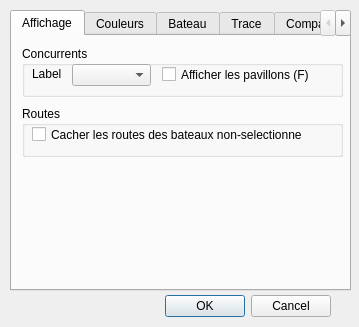
Old version of the form src/Ui/paramVLM.ui in the repository nohal/qtVlm.
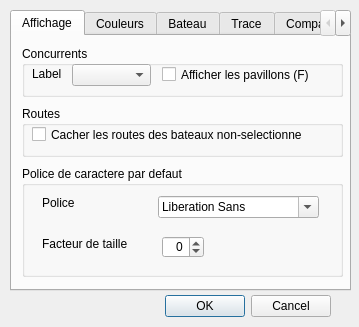
New version of the form. Icons and pictures are not drawn.

Commit message: add font parameter everywhere

```diff
--- a/src/Ui/paramVLM.ui
+++ b/src/Ui/paramVLM.ui
@@ -124,6 +124,74 @@
       </property>
      </widget>
     </widget>
+    <widget class="QGroupBox" name="groupBox_3">
+     <property name="geometry">
+      <rect>
+       <x>10</x>
+       <y>130</y>
+       <width>321</width>
+       <height>111</height>
+      </rect>
+     </property>
+     <property name="title">
+      <string>Police de caractere par defaut</string>
+     </property>
+     <widget class="QLabel" name="label_5">
+      <property name="geometry">
+       <rect>
+        <x>20</x>
+        <y>30</y>
+        <width>46</width>
+        <height>13</height>
+       </rect>
+      </property>
+      <property name="text">
+       <string>Police</string>
+      </property>
+     </widget>
+     <widget class="QLabel" name="label_19">
+      <property name="geometry">
+       <rect>
+        <x>20</x>
+        <y>70</y>
+        <width>91</width>
+        <height>16</height>
+       </rect>
+      </property>
+      <property name="text">
+       <string>Facteur de taille</string>
+      </property>
+     </widget>
+     <widget class="QFontComboBox" name="defFontName">
+      <property name="geometry">
+       <rect>
+        <x>136</x>
+        <y>30</y>
+        <width>161</width>
+        <height>22</height>
+       </rect>
+      </property>
+     </widget>
+     <widget class="QSpinBox" name="defFontSize">
+      <property name="geometry">
+       <rect>
+        <x>140</x>
+        <y>70</y>
+        <width>42</width>
+        <height>22</height>
+       </rect>
+      </property>
+      <property name="alignment">
+       <set>Qt::AlignRight|Qt::AlignTrailing|Qt::AlignVCenter</set>
+      </property>
+      <property name="minimum">
+       <number>-20</number>
+      </property>
+      <property name="maximum">
+       <number>20</number>
+      </property>
+     </widget>
+    </widget>
    </widget>
    <widget class="QWidget" name="tab_2">
     <attribute name="title">
```
The commit also changes 41 other files.
